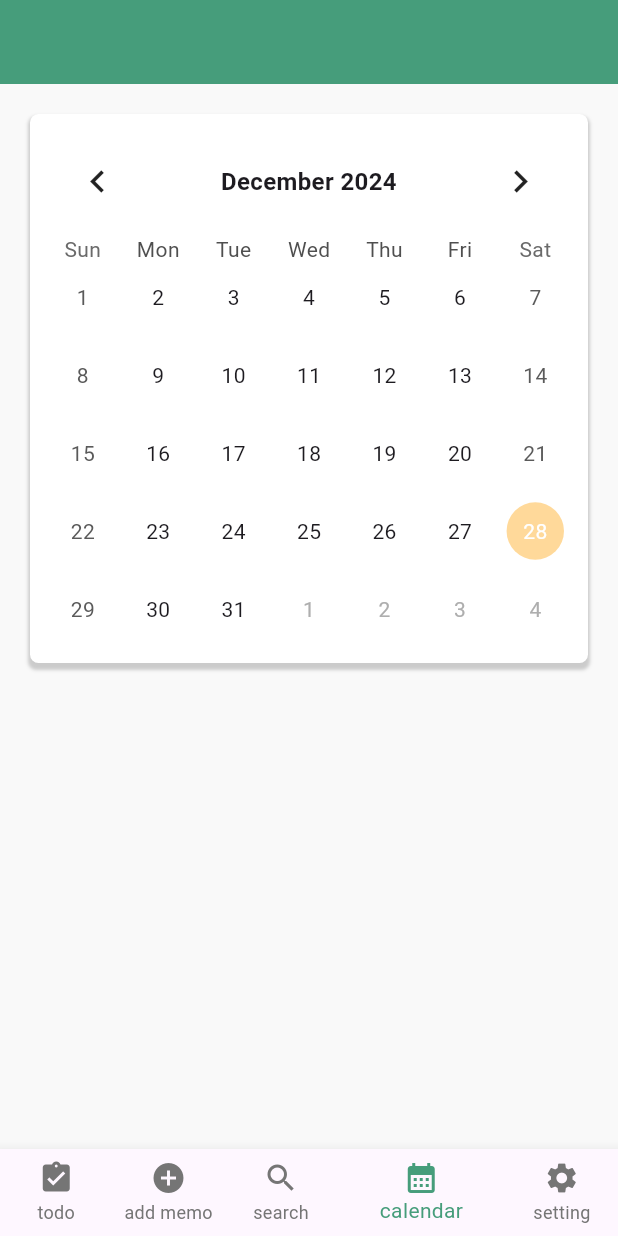
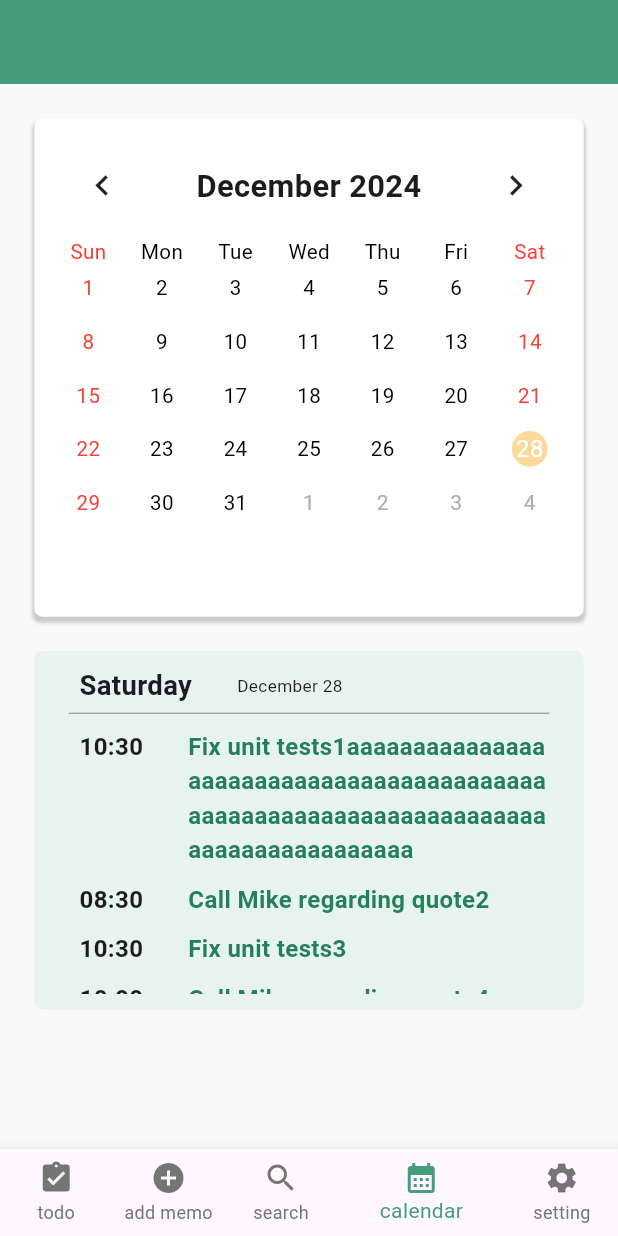
Before and after one commit to IntelliMem/Frontend, a Flutter app: the screen it shows after launch, item 4 of the bottom bar chosen, on a phone screen of 412 x 824 dp. Run offline on Flutter 3.47's test engine with Material 3 defaults, Android fonts, the phone set to English and light mode, and no system bars; drawn by our look-alikes of table_calendar; our stand-ins replace carousel_slider, flutter_screenutil, font_awesome_flutter, smooth_page_indicator.

Commit message:
캘린더 페이지 리스트, 팝업창 추가

```diff
--- a/lib/Screen/calendar_screen.dart
+++ b/lib/Screen/calendar_screen.dart
@@ -1,22 +1,90 @@
 import 'package:flutter/material.dart';
+import 'package:imagine_cup/Widget/calendar/calendar_dialog.dart';
+import 'package:imagine_cup/Widget/calendar/calendar_list.dart';
 import 'package:imagine_cup/Widget/calendar/calendar_widget.dart';
+import 'package:imagine_cup/Widget/todo/todo_item.dart';
+import 'package:imagine_cup/util.dart';
 
 class CalendarScreen extends StatefulWidget {
   final String userId;
-  const CalendarScreen({super.key, required this.userId});
+  CalendarScreen({super.key, required this.userId});
+
+  final double _containerWidth2 = Util.getWidgetSize(7 / 9);
 
   @override
   State<CalendarScreen> createState() => _CalendarScreenState();
 }
 
 class _CalendarScreenState extends State<CalendarScreen> {
+  DateTime timestamp = DateTime.now();
+
+  List<TodoItem> list = [
+    TodoItem(
+        work:
+            'Fix unit tests1aaaaaaaaaaaaaaaaaaaaaaaaaaaaaaaaaaaaaaaaaaaaaaaaaaaaaaaaaaaaaaaaaaaaaaaaaaaaaaaaaaaaaa',
+        timestamp: DateTime.now().subtract(Duration(days: 1))),
+    TodoItem(
+        work: 'Call Mike regarding quote2',
+        timestamp: DateTime.now().subtract(Duration(hours: 2))),
+    TodoItem(
+        work: 'Fix unit tests3',
+        timestamp: DateTime.now().subtract(Duration(days: 3))),
+    TodoItem(
+        work: 'Call Mike regarding quote4',
+        timestamp: DateTime.now().subtract(Duration(minutes: 30))),
+    TodoItem(
+        work: 'Call Mike regarding quote4',
+        timestamp: DateTime.now().subtract(Duration(minutes: 30))),
+    TodoItem(
+        work: 'Call Mike regarding quote4',
+        timestamp: DateTime.now().subtract(Duration(minutes: 30))),
+    TodoItem(
+        work: 'Call Mike regarding quote4',
+        timestamp: DateTime.now().subtract(Duration(minutes: 30))),
+    TodoItem(
+        work: 'Call Mike regarding quote4',
+        timestamp: DateTime.now().subtract(Duration(minutes: 30))),
+    TodoItem(
+        work: 'Call Mike regarding quote4',
+        timestamp: DateTime.now().subtract(Duration(minutes: 30))),
+    TodoItem(
+        work: 'Call Mike regarding quote4',
+        timestamp: DateTime.now().subtract(Duration(minutes: 30))),
+    TodoItem(
+        work: 'Call Mike regarding quote4',
+        timestamp: DateTime.now().subtract(Duration(minutes: 30))),
+    TodoItem(
+        work: 'Call Mike regarding quote4',
+        timestamp: DateTime.now().subtract(Duration(minutes: 30))),
+  ];
+
+  void _updateSelectedDate(DateTime date) {
+    setState(() {
+      timestamp = date;
+    });
+  }
+
+  void _handleDateClick(DateTime date) {
+    DialogHelper.showTodoDialog(
+      context,
+      date: date,
+      list: list,
+      containerWidth2: widget._containerWidth2,
+    );
+  }
+
   @override
   Widget build(BuildContext context) {
     return Scaffold(
       backgroundColor: Color(0xffF9F9F9),
       body: Column(
         children: [
-          CalendarWidget(),
+          CalendarWidget(onDateSelected: _updateSelectedDate),
+          CalendarList(
+            timeStamp: timestamp,
+            list: list,
+            onDateClick: _handleDateClick,
+          ),
         ],
       ),
     );
--- /dev/null
+++ b/lib/Widget/calendar/calendar_list.dart
@@ -0,0 +1,114 @@
+import 'package:flutter/material.dart';
+import 'package:flutter_screenutil/flutter_screenutil.dart';
+import 'package:imagine_cup/Widget/calendar/calendar_work.dart';
+import 'package:imagine_cup/Widget/todo/todo_item.dart';
+import 'package:imagine_cup/util.dart';
+
+class CalendarList extends StatefulWidget {
+  final DateTime timeStamp;
+  final List<TodoItem> list;
+  final Function(DateTime) onDateClick;
+
+  CalendarList(
+      {super.key,
+      required this.timeStamp,
+      required this.list,
+      required this.onDateClick});
+
+  final double _containerWidth = Util.getWidgetSize(8 / 9);
+  final double _containerWidth2 = Util.getWidgetSize(7 / 9);
+
+  @override
+  State<CalendarList> createState() => _CalendarListState();
+}
+
+class _CalendarListState extends State<CalendarList> {
+  String getDayOfWeek(int weekday) {
+    const days = [
+      'Monday',
+      'Tuesday',
+      'Wednesday',
+      'Thursday',
+      'Friday',
+      'Saturday',
+      'Sunday',
+    ];
+    return days[weekday - 1];
+  }
+
+  String getMonthName(int month) {
+    const months = [
+      'January',
+      'February',
+      'March',
+      'April',
+      'May',
+      'June',
+      'July',
+      'August',
+      'September',
+      'October',
+      'November',
+      'December',
+    ];
+    return months[month - 1];
+  }
+
+  @override
+  Widget build(BuildContext context) {
+    final dayOfWeek = getDayOfWeek(widget.timeStamp.weekday);
+    final monthName = getMonthName(widget.timeStamp.month);
+    final day = widget.timeStamp.day;
+    double containerHeight = ScreenUtil().setHeight(200);
+
+    return GestureDetector(
+      onTap: () {
+        widget.onDateClick(widget.timeStamp);
+      },
+      child: Container(
+        width: widget._containerWidth,
+        height: containerHeight,
+        padding: EdgeInsets.all(10),
+        decoration: BoxDecoration(
+          color: Color(0xffE7F3EE),
+          borderRadius: BorderRadius.circular(5.r),
+        ),
+        child: Column(
+          children: [
+            Padding(
+              padding: EdgeInsets.only(left: 20),
+              child: Row(
+                children: [
+                  Text(
+                    dayOfWeek,
+                    style:
+                        TextStyle(fontSize: 16.sp, fontWeight: FontWeight.bold),
+                  ),
+                  const SizedBox(width: 30),
+                  Text(
+                    '$monthName $day',
+                    style: TextStyle(fontSize: 10.sp),
+                  ),
+                ],
+              ),
+            ),
+            Container(
+              width: widget._containerWidth2,
+              margin: EdgeInsets.fromLTRB(0, 5, 0, 5),
+              height: 1,
+              color: const Color(0xffA7A7A7),
+            ),
+            Expanded(
+              child: ListView.builder(
+                itemCount: widget.list.length,
+                itemBuilder: (context, index) {
+                  return CalendarWork(item: widget.list[index]);
+                },
+              ),
+            ),
+          ],
+        ),
+      ),
+    );
+  }
+}
--- a/lib/Widget/calendar/calendar_widget.dart
+++ b/lib/Widget/calendar/calendar_widget.dart
@@ -1,12 +1,17 @@
 import 'package:flutter/material.dart';
 import 'package:flutter_screenutil/flutter_screenutil.dart';
+import 'package:imagine_cup/util.dart';
 import 'package:table_calendar/table_calendar.dart';
 
 class CalendarWidget extends StatefulWidget {
-  const CalendarWidget({super.key});
+  final Function(DateTime) onDateSelected;
+  CalendarWidget({super.key, required this.onDateSelected});
 
   @override
   State<CalendarWidget> createState() => _CalendarWidgetState();
+
+  final double _containerWidth = Util.getWidgetSize(8 / 9);
+  final double _containerHeight = Util.getWidgetSize(25 / 31); // 세로 크기를 줄임
 }
 
 class _CalendarWidgetState extends State<CalendarWidget> {
@@ -16,8 +21,10 @@ class _CalendarWidgetState extends State<CalendarWidget> {
   @override
   Widget build(BuildContext context) {
     return Container(
-      padding: EdgeInsets.all(10),
-      margin: EdgeInsets.all(20),
+      width: widget._containerWidth,
+      height: widget._containerHeight,
+      padding: EdgeInsets.all(10.w),
+      margin: EdgeInsets.all(20.w),
       decoration: BoxDecoration(
         color: Colors.white,
         borderRadius: BorderRadius.circular(5.r),
@@ -40,6 +47,7 @@ class _CalendarWidgetState extends State<CalendarWidget> {
             _selectedDay = selectedDay;
             _focusedDay = focusedDay;
           });
+          widget.onDateSelected(selectedDay);
         },
         onPageChanged: (focusedDay) {
           setState(() {
@@ -51,9 +59,12 @@ class _CalendarWidgetState extends State<CalendarWidget> {
           titleCentered: true,
           leftChevronVisible: true,
           rightChevronVisible: true,
-          leftChevronIcon: Icon(Icons.chevron_left, size: 30),
-          rightChevronIcon: Icon(Icons.chevron_right, size: 30),
-          titleTextStyle: TextStyle(fontSize: 16, fontWeight: FontWeight.bold),
+          leftChevronIcon: Icon(Icons.chevron_left, size: 24.w),
+          rightChevronIcon: Icon(Icons.chevron_right, size: 24.w),
+          titleTextStyle: TextStyle(
+            fontSize: 18.sp,
+            fontWeight: FontWeight.bold,
+          ),
         ),
         calendarStyle: CalendarStyle(
           selectedDecoration: BoxDecoration(
@@ -62,13 +73,36 @@ class _CalendarWidgetState extends State<CalendarWidget> {
           ),
           selectedTextStyle: TextStyle(
             color: Colors.white,
+            fontSize: 14.sp,
           ),
           todayDecoration: BoxDecoration(
             color: Color(0xff15B476).withOpacity(0.5),
             shape: BoxShape.circle,
           ),
-          todayTextStyle: TextStyle(color: Colors.white),
+          todayTextStyle: TextStyle(
+            color: Colors.white,
+            fontSize: 14.sp,
+          ),
+          weekendTextStyle: TextStyle(
+            color: Colors.red,
+            fontSize: 12.sp,
+          ),
+          defaultTextStyle: TextStyle(
+            color: Colors.black,
+            fontSize: 12.sp,
+          ),
         ),
+        daysOfWeekStyle: DaysOfWeekStyle(
+          weekdayStyle: TextStyle(
+            color: Colors.black,
+            fontSize: 12.sp,
+          ),
+          weekendStyle: TextStyle(
+            color: Colors.red,
+            fontSize: 12.sp,
+          ),
+        ),
+        rowHeight: 30.h,
       ),
     );
   }
--- /dev/null
+++ b/lib/Widget/calendar/calendar_work.dart
@@ -0,0 +1,44 @@
+import 'package:flutter/material.dart';
+import 'package:flutter_screenutil/flutter_screenutil.dart';
+import 'package:imagine_cup/Widget/todo/todo_item.dart';
+import 'package:imagine_cup/util.dart';
+import 'package:intl/intl.dart';
+
+class CalendarWork extends StatelessWidget {
+  final TodoItem item;
+  CalendarWork({super.key, required this.item});
+  final double _containerWidth2 = Util.getWidgetSize(7 / 9);
+
+  @override
+  Widget build(BuildContext context) {
+    String formattedTime = DateFormat('HH:mm').format(item.timestamp);
+    return Container(
+      width: _containerWidth2,
+      padding: EdgeInsets.fromLTRB(20, 5, 10, 5),
+      child: Row(
+        crossAxisAlignment: CrossAxisAlignment.start,
+        children: [
+          Text(
+            formattedTime,
+            style: TextStyle(fontSize: 14.sp, fontWeight: FontWeight.bold),
+          ),
+          const SizedBox(
+            width: 30,
+          ),
+          Expanded(
+            child: Text(
+              item.work,
+              style: TextStyle(
+                fontSize: 14.sp,
+                fontWeight: FontWeight.bold,
+                color: Color(0xff267F5C),
+              ),
+              softWrap: true,
+              overflow: TextOverflow.visible,
+            ),
+          ),
+        ],
+      ),
+    );
+  }
+}
--- a/lib/Widget/todo/todo_list_widget.dart
+++ b/lib/Widget/todo/todo_list_widget.dart
@@ -70,7 +70,7 @@ class _WorkComponentState extends State<WorkComponent> {
     return Container(
       width: Util.getWidgetSize(6 / 9),
       padding: const EdgeInsets.all(10),
-      margin: const EdgeInsets.fromLTRB(30, 5, 0, 5),
+      margin: const EdgeInsets.fromLTRB(20, 5, 0, 5),
       decoration: BoxDecoration(
         color: widget.containerColor,
         borderRadius: BorderRadius.circular(10.r),
@@ -94,7 +94,7 @@ class _WorkComponentState extends State<WorkComponent> {
                   formattedTime,
                   style: TextStyle(
                     color: Colors.grey,
-                    fontSize: 12,
+                    fontSize: 12.sp,
                   ),
                 ),
               ],
```
Also changed, not shown: lib/Widget/calendar/calendar_dialog.dart (added, +74 -0 lines), lib/controller/date_controller.dart (added, +32 -0 lines).
